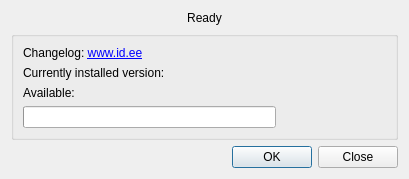
Above: idupdater.ui from open-eid/updater before the change. Below: the same form after it.
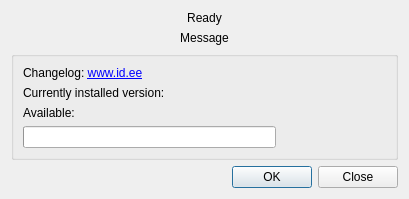
That is the form after the change.

Commit message:
Show update when message is available (#54)
IB-6765

```diff
--- a/idupdater.ui
+++ b/idupdater.ui
@@ -30,6 +30,22 @@
      </property>
     </widget>
    </item>
+   <item>
+    <widget class="QLabel" name="m_message">
+     <property name="text">
+      <string notr="true">Message</string>
+     </property>
+     <property name="alignment">
+      <set>Qt::AlignCenter</set>
+     </property>
+     <property name="wordWrap">
+      <bool>true</bool>
+     </property>
+     <property name="openExternalLinks">
+      <bool>true</bool>
+     </property>
+    </widget>
+   </item>
    <item>
     <widget class="QGroupBox" name="groupBoxProduct">
      <property name="sizePolicy">
```
The commit also changes 4 other files.
